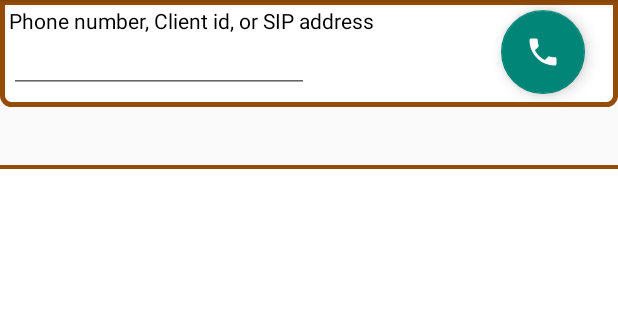
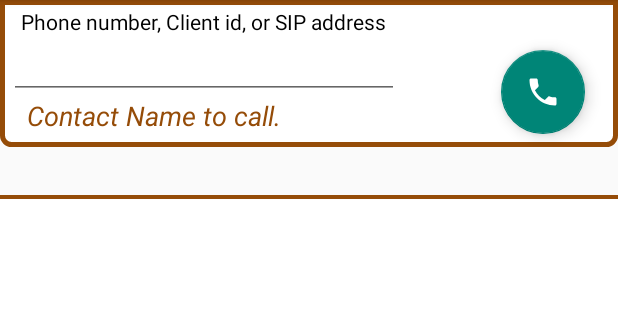
Before and after one commit to tigerfarm/owlvc, an Android app: the screen it shows after launch (VoiceActivity), on a phone screen of 412 x 824 dp, the part 84-404 px from its top. Run offline under Robolectric (Android 15) with nearby library versions, the phone set to English and light mode, and no system bars; libraries missing offline, so code that uses them is left out: com.google.firebase.iid, com.twilio.voice; 3 statements that could not run were skipped.

Commit message:
Call to form is formated and now includes the call-to name.

```diff
--- a/app/src/main/java/com/twilio/voice/quickstart/VoiceActivity.java
+++ b/app/src/main/java/com/twilio/voice/quickstart/VoiceActivity.java
@@ -35,6 +35,7 @@ import android.widget.Button;
 import android.widget.Chronometer;
 import android.widget.EditText;
 import android.widget.ListView;
+import android.widget.TextView;
 
 import com.google.firebase.iid.FirebaseInstanceId;
 import com.twilio.voice.Call;
@@ -94,6 +95,7 @@ public class VoiceActivity extends AppCompatActivity {
     Call.Listener callListener = callListener();
 
     private EditText formPhoneNumber;
+    private static TextView labelContactName;
 
     // For contacts
     private SwipeRefreshLayout swipeRefreshLayout;
@@ -102,7 +104,7 @@ public class VoiceActivity extends AppCompatActivity {
     ArrayAdapter<String> arrayAdapter ;
     Cursor cursor ;
     String name, phonenumber ;
-    public  static final int RequestPermissionCode = 2;
+    public static final int RequestPermissionCode = 2;
 
     @Override
     protected void onCreate(Bundle savedInstanceState) {
@@ -116,6 +118,7 @@ public class VoiceActivity extends AppCompatActivity {
         speakerActionFab = (FloatingActionButton) findViewById(R.id.speakerphone_action_fab);
         chronometer = (Chronometer) findViewById(R.id.chronometer);
 
+        labelContactName = (TextView)findViewById(R.id.labelContactName);
         formPhoneNumber = (EditText)findViewById(R.id.formPhoneNumber);
         // hide keyboard
         InputMethodManager imm = (InputMethodManager)getSystemService(Context.INPUT_METHOD_SERVICE);
@@ -168,6 +171,9 @@ public class VoiceActivity extends AppCompatActivity {
                 // String toCall = itemValue.toString().trim();
                 // Snackbar.make(coordinatorLayout, "+ "+toCall+" "+toCall.indexOf("+")+1+" "+toCall.length(), Snackbar.LENGTH_LONG).show();
                 formPhoneNumber.setText( itemValue.substring(itemValue.lastIndexOf("+"), itemValue.trim().length()));
+                if ( itemValue.lastIndexOf("+") > 6) {
+                    labelContactName.setText( itemValue.substring(0, itemValue.lastIndexOf("+")-3));
+                }
             }
         });
 
--- a/app/src/main/res/layout/activity_voice.xml
+++ b/app/src/main/res/layout/activity_voice.xml
@@ -22,26 +22,43 @@
             android:layout_below="@+id/TwilioSid"
             android:layout_width="wrap_content"
             android:layout_height="wrap_content"
-            android:layout_marginTop="3dp"
+            android:layout_marginTop="@dimen/formMarginSize"
+            android:layout_marginLeft="@dimen/activity_horizontal_marginBottom"
             android:textColor="#000000"
             android:textSize="14sp"/>
         <EditText
             android:id="@+id/formPhoneNumber"
-            android:layout_width="200dp"
+            android:layout_width="260dp"
             android:layout_height="wrap_content"
-            android:layout_marginTop="16dp"
+            android:layout_marginTop="20dp"
             android:text=""/>
         <android.support.design.widget.FloatingActionButton
             android:id="@+id/call_action_fab"
             android:layout_width="wrap_content"
             android:layout_height="wrap_content"
             android:layout_gravity="bottom|right"
-            android:layout_marginTop="6dp"
+            android:layout_marginTop="@dimen/activity_horizontal_marginBottom"
             android:layout_marginBottom="@dimen/activity_horizontal_marginBottom"
+            android:layout_marginLeft="@dimen/activity_horizontal_marginBottom"
             android:layout_marginRight="@dimen/activity_horizontal_margin"
             android:src="@drawable/ic_call_white_24px"
             android:visibility="invisible" />
 
+        <!-- android:textStyle="italic" -->
+        <!-- android:textStyle="bold" -->
+        <TextView
+            android:id="@+id/labelContactName"
+            android:text="Contact Name to call."
+            android:textColor="@color/colorPrimaryDark"
+            android:textSize="18sp"
+            android:textStyle="italic"
+            android:layout_below="@+id/formPhoneNumber"
+            android:layout_width="wrap_content"
+            android:layout_height="wrap_content"
+            android:layout_marginTop="64dp"
+            android:layout_marginBottom="@dimen/activity_horizontal_marginBottom"
+            android:layout_marginLeft="@dimen/formMarginLeft"
+            />
     </FrameLayout>
 
     <!-- ==================================================== -->
@@ -54,8 +71,8 @@
             android:id="@+id/chronometer"
             android:layout_width="wrap_content"
             android:layout_height="wrap_content"
-            android:layout_marginLeft="30dp"
-            android:layout_marginTop="73dp"
+            android:layout_marginLeft="300dp"
+            android:layout_marginTop="103dp"
             android:textColor="@color/colorAccent"
             android:textSize="20dp"
             android:visibility="invisible" />
@@ -65,7 +82,7 @@
     <LinearLayout
         android:layout_width="wrap_content"
         android:layout_height="wrap_content"
-        android:layout_marginTop="110dp"
+        android:layout_marginTop="130dp"
         android:orientation="vertical">
         <include layout="@layout/content_voice" />
     </LinearLayout>
@@ -75,8 +92,8 @@
         android:layout_height="wrap_content"
         android:layout_weight="1"
         android:layout_gravity="bottom|right"
+        android:layout_marginBottom="222dp"
         android:orientation="vertical">
-
         <!-- ==================================================== -->
         <android.support.design.widget.FloatingActionButton
             android:id="@+id/speakerphone_action_fab"
@@ -96,7 +113,6 @@
             android:layout_marginBottom="@dimen/activity_vertical_margin"
             android:layout_marginRight="@dimen/activity_horizontal_margin"
             android:visibility="invisible" />
-
     </LinearLayout>
 
 </android.support.design.widget.CoordinatorLayout>
--- a/app/src/main/res/values/dimens.xml
+++ b/app/src/main/res/values/dimens.xml
@@ -4,4 +4,6 @@
     <dimen name="activity_horizontal_margin">16dp</dimen>
     <dimen name="activity_vertical_margin">16dp</dimen>
     <dimen name="dividerHeight">3px</dimen>
+    <dimen name="formMarginSize">6px</dimen>
+    <dimen name="formMarginLeft">18px</dimen>
 </resources>
```
